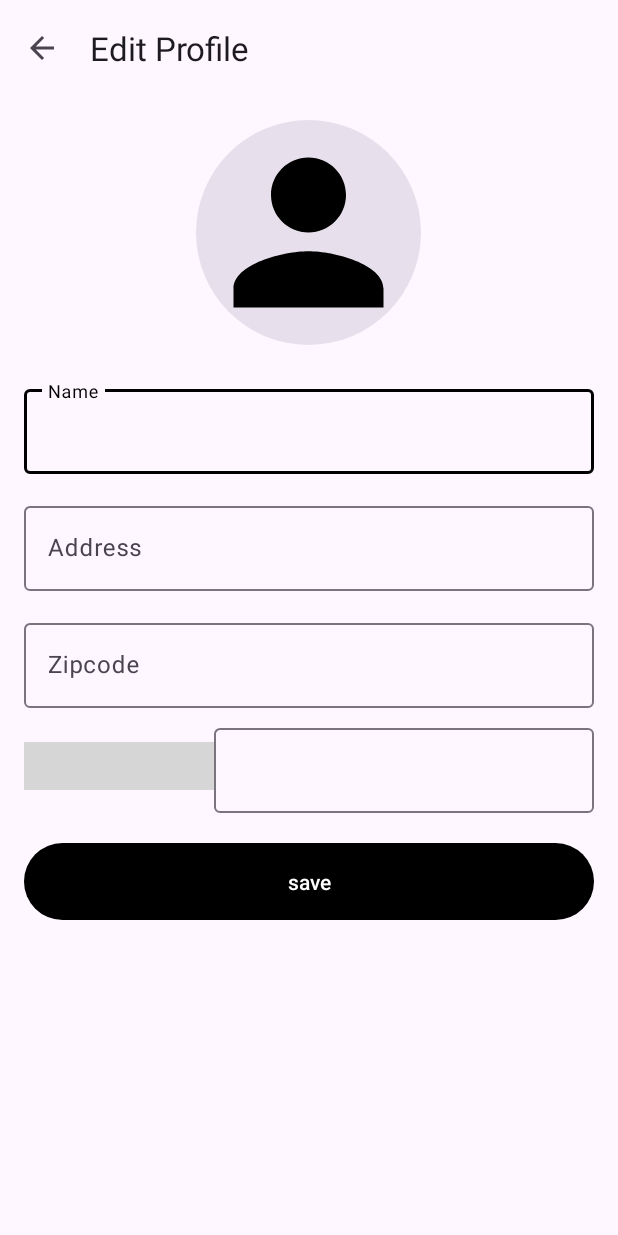
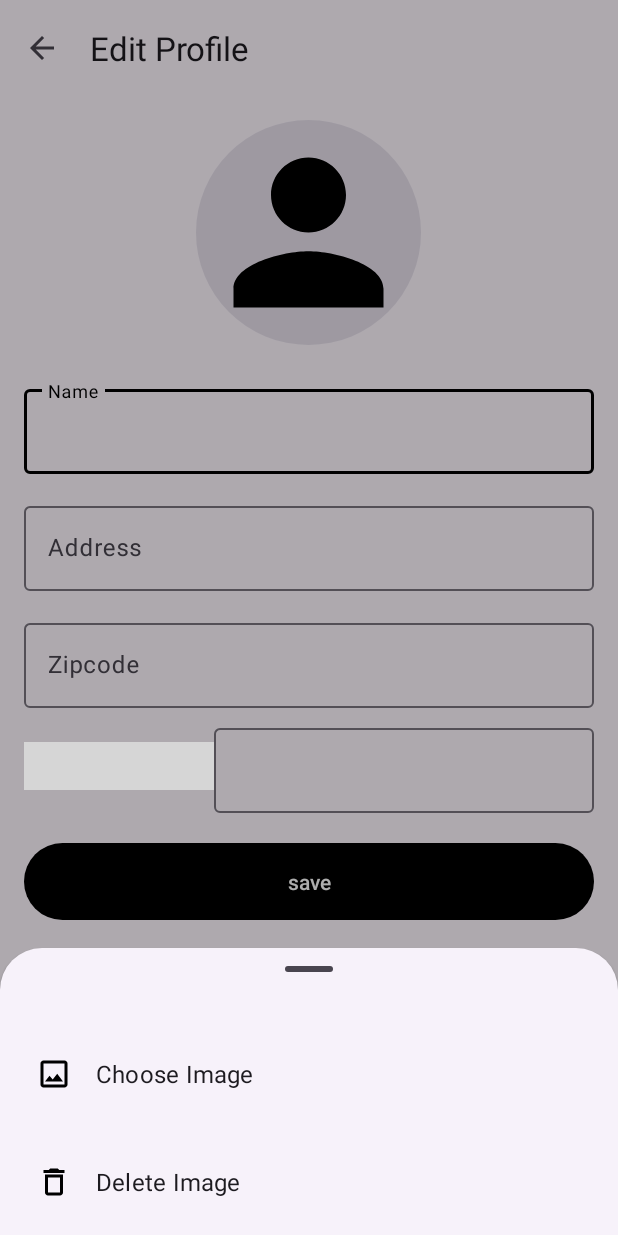
Before and after one commit to smk627751/zcart-app, an Android app: the ProfileEditActivity screen opened directly, with no data from a screen before it, after a tap on an icon or button, on a phone screen of 412 x 824 dp. Run offline under Robolectric (Android 15) with nearby library versions, the phone set to English and light mode, and no system bars; our stand-ins replace Firebase (no records; nobody signed in at launch, a user with empty details on screens opened directly); libraries missing offline, so code that uses them is left out: com.hbb20, com.yalantis.ucrop; plain views replace CountryCodePicker; pictures from the network do not load; 11 statements that could not run were skipped; grey boxes are pictures that could not be loaded.

Commit message:
second commit

```diff
--- a/app/build.gradle.kts
+++ b/app/build.gradle.kts
@@ -34,6 +34,9 @@ android {
     kotlinOptions {
         jvmTarget = "1.8"
     }
+    buildFeatures {
+        viewBinding = true
+    }
 }
 
 dependencies {
@@ -51,6 +54,7 @@ dependencies {
     implementation(libs.androidx.legacy.support.v4)
     implementation(libs.androidx.lifecycle.livedata.ktx)
     implementation(libs.androidx.lifecycle.viewmodel.ktx)
+    implementation(libs.androidx.recyclerview)
     testImplementation(libs.junit)
     androidTestImplementation(libs.androidx.junit)
     androidTestImplementation(libs.androidx.espresso.core)
--- /dev/null
+++ b/app/src/main/java/com/smk627751/zcart/bottomsheet/ImageOptionDialogFragment.kt
@@ -0,0 +1,43 @@
+package com.smk627751.zcart.bottomsheet
+
+import android.app.Dialog
+import android.os.Bundle
+import android.view.LayoutInflater
+import android.view.View
+import android.view.ViewGroup
+import com.google.android.material.R.id.design_bottom_sheet
+import com.google.android.material.bottomsheet.BottomSheetBehavior
+import com.google.android.material.bottomsheet.BottomSheetDialog
+import com.google.android.material.bottomsheet.BottomSheetDialogFragment
+import com.smk627751.zcart.R
+
+class ImageOptionDialogFragment(val callBack: (option : String) -> Unit) : BottomSheetDialogFragment() {
+    override fun onCreateView(
+        inflater: LayoutInflater, container: ViewGroup?,
+        savedInstanceState: Bundle?
+    ): View {
+        val view = LayoutInflater.from(requireContext()).inflate(R.layout.fragment_image_option, container, false)
+        view.findViewById<View>(R.id.choose_image).setOnClickListener {
+            callBack("gallery")
+            dismiss()
+        }
+        view.findViewById<View>(R.id.delete_image).setOnClickListener {
+            callBack("delete")
+            dismiss()
+        }
+        setupFullHeight()
+        return view
+    }
+    companion object {
+        fun newInstance(callBack: (option : String) -> Unit): ImageOptionDialogFragment = ImageOptionDialogFragment(callBack)
+    }
+    private fun setupFullHeight() {
+        val bottomSheet = view?.findViewById<View>(design_bottom_sheet)
+        val behavior = (dialog as BottomSheetDialog).behavior
+        if (bottomSheet != null) {
+            bottomSheet.layoutParams.height = ViewGroup.LayoutParams.MATCH_PARENT
+            bottomSheet.layoutParams.width = ViewGroup.LayoutParams.MATCH_PARENT
+        }
+        behavior.state = BottomSheetBehavior.STATE_EXPANDED
+    }
+}
--- a/app/src/main/java/com/smk627751/zcart/fragments/ProductViewFragment.kt
+++ b/app/src/main/java/com/smk627751/zcart/fragments/ProductViewFragment.kt
@@ -6,6 +6,7 @@ import android.util.Log
 import android.view.LayoutInflater
 import android.view.View
 import android.view.ViewGroup
+import android.view.animation.AnimationUtils
 import android.view.inputmethod.EditorInfo
 import android.widget.HorizontalScrollView
 import android.widget.LinearLayout
@@ -81,6 +82,7 @@ class ProductViewFragment : Fragment() {
         else StaggeredGridLayoutManager(3, StaggeredGridLayoutManager.VERTICAL)
         recyclerView.itemAnimator = DefaultItemAnimator()
 
+        noProductView.animation = AnimationUtils.loadAnimation(requireContext(), R.anim.fade_in)
         shimmerFrameLayout.startShimmerAnimation()
         setupCategoryList()
         setupSearchView()
--- a/app/src/main/java/com/smk627751/zcart/viewmodel/ProfileViewModel.kt
+++ b/app/src/main/java/com/smk627751/zcart/viewmodel/ProfileViewModel.kt
@@ -87,6 +87,10 @@ class ProfileViewModel : ViewModel() {
         }
         return isValid
     }
+    fun resetPassword(email : String, callBack: () -> Unit)
+    {
+        Repository.forgotPassword(email,callBack)
+    }
     /**Function to logout*/
     fun logout(callBack: () -> Unit) {
         Repository.logout().also {
--- /dev/null
+++ b/app/src/main/res/drawable/baseline_delete_outline_24.xml
@@ -0,0 +1,5 @@
+<vector xmlns:android="http://schemas.android.com/apk/res/android" android:height="24dp" android:tint="#000000" android:viewportHeight="24" android:viewportWidth="24" android:width="24dp">
+
+    <path android:fillColor="@android:color/white" android:pathData="M6,19c0,1.1 0.9,2 2,2h8c1.1,0 2,-0.9 2,-2L18,7L6,7v12zM8,9h8v10L8,19L8,9zM15.5,4l-1,-1h-5l-1,1L5,4v2h14L19,4z"/>
+
+</vector>
--- a/app/src/main/res/drawable/image_bg_dashed.xml
+++ b/app/src/main/res/drawable/image_bg_dashed.xml
@@ -1,5 +1,5 @@
 <?xml version="1.0" encoding="utf-8"?>
 <shape xmlns:android="http://schemas.android.com/apk/res/android">
     <corners android:radius="10dp"/>
-    <stroke android:width="2dp" android:color="#cdcdcd" android:dashGap="5dp" android:dashWidth="5dp"/>
+    <stroke android:width="2dp" android:color="?attr/colorOnSurface" android:dashGap="5dp" android:dashWidth="5dp"/>
 </shape>
--- /dev/null
+++ b/app/src/main/res/drawable/outline_image_24.xml
@@ -0,0 +1,5 @@
+<vector xmlns:android="http://schemas.android.com/apk/res/android" android:height="24dp" android:tint="#000000" android:viewportHeight="24" android:viewportWidth="24" android:width="24dp">
+
+    <path android:fillColor="@android:color/white" android:pathData="M19,5v14L5,19L5,5h14m0,-2L5,3c-1.1,0 -2,0.9 -2,2v14c0,1.1 0.9,2 2,2h14c1.1,0 2,-0.9 2,-2L21,5c0,-1.1 -0.9,-2 -2,-2zM14.14,11.86l-3,3.87L9,13.14 6,17h12l-3.86,-5.14z"/>
+
+</vector>
--- a/app/src/main/res/drawable/round.xml
+++ b/app/src/main/res/drawable/round.xml
@@ -1,5 +1,5 @@
 <?xml version="1.0" encoding="utf-8"?>
 <shape xmlns:android="http://schemas.android.com/apk/res/android">
-    <solid android:color="@color/black"/>
+    <solid android:color="?attr/colorOnSurface"/>
     <corners android:radius="250dp"/>
 </shape>
--- a/app/src/main/res/layout-land/add_product_view.xml
+++ b/app/src/main/res/layout-land/add_product_view.xml
@@ -26,7 +26,7 @@
                 android:id="@+id/product_image"
                 android:layout_width="200dp"
                 android:layout_height="200dp"
-                android:src="@drawable/baseline_image_24"
+                android:src="@drawable/outline_image_24"
                 android:scaleType="fitCenter"
                 android:layout_gravity="center"
                 android:layout_margin="16dp"
--- a/app/src/main/res/layout/add_product_view.xml
+++ b/app/src/main/res/layout/add_product_view.xml
@@ -28,7 +28,7 @@
                 android:id="@+id/product_image"
                 android:layout_width="180dp"
                 android:layout_height="180dp"
-                android:src="@drawable/baseline_image_24"
+                android:src="@drawable/outline_image_24"
                 android:scaleType="fitCenter"
                 android:layout_gravity="center"
                 android:layout_margin="16dp"
--- /dev/null
+++ b/app/src/main/res/layout/fragment_image_option.xml
@@ -0,0 +1,50 @@
+<?xml version="1.0" encoding="utf-8"?>
+<LinearLayout xmlns:android="http://schemas.android.com/apk/res/android"
+    xmlns:tools="http://schemas.android.com/tools"
+    android:id="@+id/list"
+    android:layout_width="match_parent"
+    android:layout_height="match_parent"
+    android:orientation="vertical"
+    tools:context=".bottomsheet.ImageOptionDialogFragment">
+    <com.google.android.material.bottomsheet.BottomSheetDragHandleView
+        android:layout_width="match_parent"
+        android:layout_height="wrap_content"/>
+    <LinearLayout
+        android:id="@+id/choose_image"
+        android:layout_width="match_parent"
+        android:layout_height="wrap_content"
+        android:gravity="center_vertical"
+        android:padding="8dp">
+        <ImageView
+            android:layout_width="wrap_content"
+            android:layout_height="wrap_content"
+            android:padding="8dp"
+            android:layout_margin="8dp"
+            android:foregroundTint="?attr/colorOnSurface"
+            android:src="@drawable/outline_image_24"/>
+        <TextView
+            android:layout_width="wrap_content"
+            android:layout_height="wrap_content"
+            android:text="Choose Image"
+            style="?attr/textAppearanceSubtitle1"/>
+    </LinearLayout>
+    <LinearLayout
+        android:id="@+id/delete_image"
+        android:layout_width="match_parent"
+        android:layout_height="wrap_content"
+        android:gravity="center_vertical"
+        android:padding="8dp">
+        <ImageView
+            android:layout_width="wrap_content"
+            android:layout_height="wrap_content"
+            android:padding="8dp"
+            android:layout_margin="8dp"
+            android:foregroundTint="?attr/colorOnSurface"
+            android:src="@drawable/baseline_delete_outline_24"/>
+        <TextView
+            android:layout_width="wrap_content"
+            android:layout_height="wrap_content"
+            android:text="Delete Image"
+            style="?attr/textAppearanceSubtitle1"/>
+    </LinearLayout>
+</LinearLayout>
--- a/app/src/main/res/layout/fragment_notification_view.xml
+++ b/app/src/main/res/layout/fragment_notification_view.xml
@@ -50,5 +50,6 @@
         android:layout_width="match_parent"
         android:layout_height="match_parent"
         android:layout_marginHorizontal="16dp"
-        app:layout_behavior="@string/appbar_scrolling_view_behavior"/>
+        app:layout_behavior="@string/appbar_scrolling_view_behavior"
+        tools:listitem="@layout/notification_item_layout"/>
 </androidx.coordinatorlayout.widget.CoordinatorLayout>
--- a/app/src/main/res/layout/fragment_orders_view.xml
+++ b/app/src/main/res/layout/fragment_orders_view.xml
@@ -71,7 +71,6 @@
         android:id="@+id/scroll_view"
         android:layout_width="match_parent"
         android:layout_height="match_parent"
-        android:layout_marginTop="8dp"
         android:layout_marginStart="16dp"
         android:layout_marginEnd="16dp"
         app:layout_behavior="@string/appbar_scrolling_view_behavior">
@@ -100,7 +99,8 @@
                 android:id="@+id/orders_view"
                 android:layout_width="match_parent"
                 android:layout_height="match_parent"
-                app:layout_behavior="@string/appbar_scrolling_view_behavior"/>
+                app:layout_behavior="@string/appbar_scrolling_view_behavior"
+                tools:listitem="@layout/order_item"/>
         </RelativeLayout>
     </androidx.core.widget.NestedScrollView>
 </androidx.coordinatorlayout.widget.CoordinatorLayout>
--- a/app/src/main/res/layout/search_item_layout.xml
+++ b/app/src/main/res/layout/search_item_layout.xml
@@ -3,16 +3,18 @@
     android:layout_width="match_parent"
     android:layout_height="wrap_content"
     android:orientation="horizontal"
-    android:padding="8dp">
+    android:padding="8dp"
+    android:gravity="center_vertical">
     <ImageView
         android:layout_width="wrap_content"
         android:layout_height="wrap_content"
         android:src="@drawable/baseline_search_24"
-        android:layout_margin="5dp"/>
+        android:layout_margin="8dp"/>
     <TextView
         android:id="@+id/search_text"
         android:layout_width="wrap_content"
         android:layout_height="wrap_content"
         android:text="Hello World!"
+        style="?attr/textAppearanceSubtitle1"
         android:layout_margin="5dp"/>
 </LinearLayout>
--- /dev/null
+++ b/app/src/main/res/values/dimens.xml
@@ -0,0 +1,5 @@
+<?xml version="1.0"?>
+<resources>
+    <dimen name="list_item_spacing">16dp</dimen>
+    <dimen name="list_item_spacing_half">8dp</dimen>
+</resources>
--- a/gradle/libs.versions.toml
+++ b/gradle/libs.versions.toml
@@ -29,6 +29,7 @@ firebaseCrashlyticsBuildtools = "3.0.2"
 legacySupportV4 = "1.0.0"
 lifecycleLivedataKtx = "2.6.1"
 lifecycleViewmodelKtx = "2.6.1"
+recyclerview = "1.3.2"
 
 [libraries]
 androidx-core-ktx = { group = "androidx.core", name = "core-ktx", version.ref = "coreKtx" }
@@ -60,6 +61,7 @@ ucrop-v228 = { module = "com.github.yalantis:ucrop", version.ref = "ucropVersion
 androidx-legacy-support-v4 = { group = "androidx.legacy", name = "legacy-support-v4", version.ref = "legacySupportV4" }
 androidx-lifecycle-livedata-ktx = { group = "androidx.lifecycle", name = "lifecycle-livedata-ktx", version.ref = "lifecycleLivedataKtx" }
 androidx-lifecycle-viewmodel-ktx = { group = "androidx.lifecycle", name = "lifecycle-viewmodel-ktx", version.ref = "lifecycleViewmodelKtx" }
+androidx-recyclerview = { group = "androidx.recyclerview", name = "recyclerview", version.ref = "recyclerview" }
 
 [plugins]
 android-application = { id = "com.android.application", version.ref = "agp" }
```
Also changed, not shown: app/src/main/java/com/smk627751/zcart/activity/ProfileEditActivity.kt (+13 -2 lines), app/src/main/java/com/smk627751/zcart/fragments/ProfileViewFragment.kt (+9 -2 lines), app/src/main/res/layout/profile_view.xml (+7 -0 lines).
